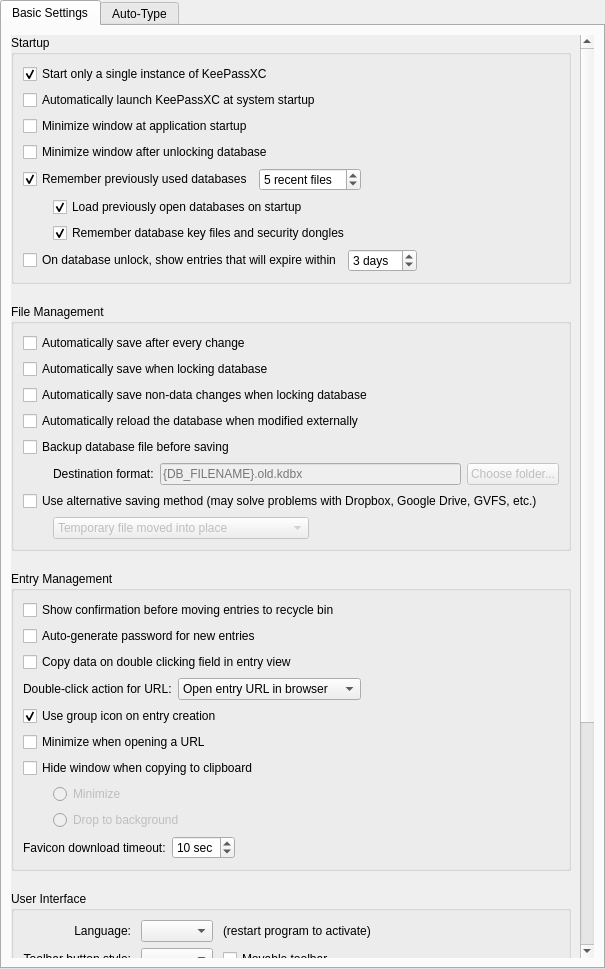
The window that src/gui/ApplicationSettingsWidgetGeneral.ui (iDarkTemplar/keepassx-min) describes before a commit, drawn with Qt 5.
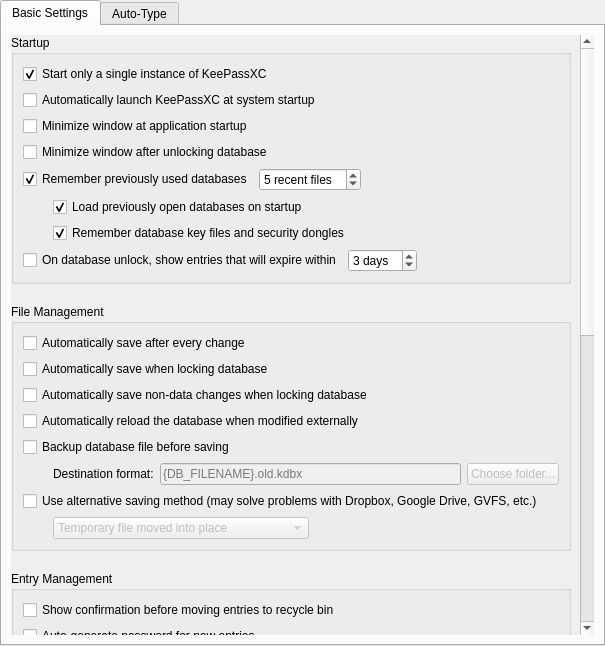
The same window after the commit. Custom widgets are drawn as their Qt base class.

The edit to the form file:
```diff
--- a/src/gui/ApplicationSettingsWidgetGeneral.ui
+++ b/src/gui/ApplicationSettingsWidgetGeneral.ui
@@ -7,7 +7,7 @@
     <x>0</x>
     <y>0</y>
     <width>605</width>
-    <height>969</height>
+    <height>646</height>
    </rect>
   </property>
   <layout class="QVBoxLayout" name="verticalLayout_3" stretch="0">
@@ -57,9 +57,9 @@
           <property name="geometry">
            <rect>
             <x>0</x>
-            <y>0</y>
+            <y>-837</y>
             <width>615</width>
-            <height>1471</height>
+            <height>1431</height>
            </rect>
           </property>
           <layout class="QVBoxLayout" name="verticalLayout_8">
@@ -658,58 +658,6 @@
                 </item>
                </layout>
               </item>
-              <item>
-               <layout class="QHBoxLayout" name="horizontalLayout">
-                <item>
-                 <widget class="QLabel" name="faviconTimeoutLabel">
-                  <property name="text">
-                   <string>Favicon download timeout:</string>
-                  </property>
-                  <property name="buddy">
-                   <cstring>faviconTimeoutSpinBox</cstring>
-                  </property>
-                 </widget>
-                </item>
-                <item>
-                 <widget class="QSpinBox" name="faviconTimeoutSpinBox">
-                  <property name="enabled">
-                   <bool>true</bool>
-                  </property>
-                  <property name="focusPolicy">
-                   <enum>Qt::FocusPolicy::StrongFocus</enum>
-                  </property>
-                  <property name="accessibleName">
-                   <string>Website icon download timeout in seconds</string>
-                  </property>
-                  <property name="suffix">
-                   <string comment="Seconds"> sec</string>
-                  </property>
-                  <property name="minimum">
-                   <number>1</number>
-                  </property>
-                  <property name="maximum">
-                   <number>60</number>
-                  </property>
-                  <property name="value">
-                   <number>10</number>
-                  </property>
-                 </widget>
-                </item>
-                <item>
-                 <spacer name="horizontalSpacer_2">
-                  <property name="orientation">
-                   <enum>Qt::Orientation::Horizontal</enum>
-                  </property>
-                  <property name="sizeHint" stdset="0">
-                   <size>
-                    <width>40</width>
-                    <height>20</height>
-                   </size>
-                  </property>
-                 </spacer>
-                </item>
-               </layout>
-              </item>
              </layout>
             </widget>
            </item>
```
Left out of the diff: 1 changed line with no effect on the pictures.
